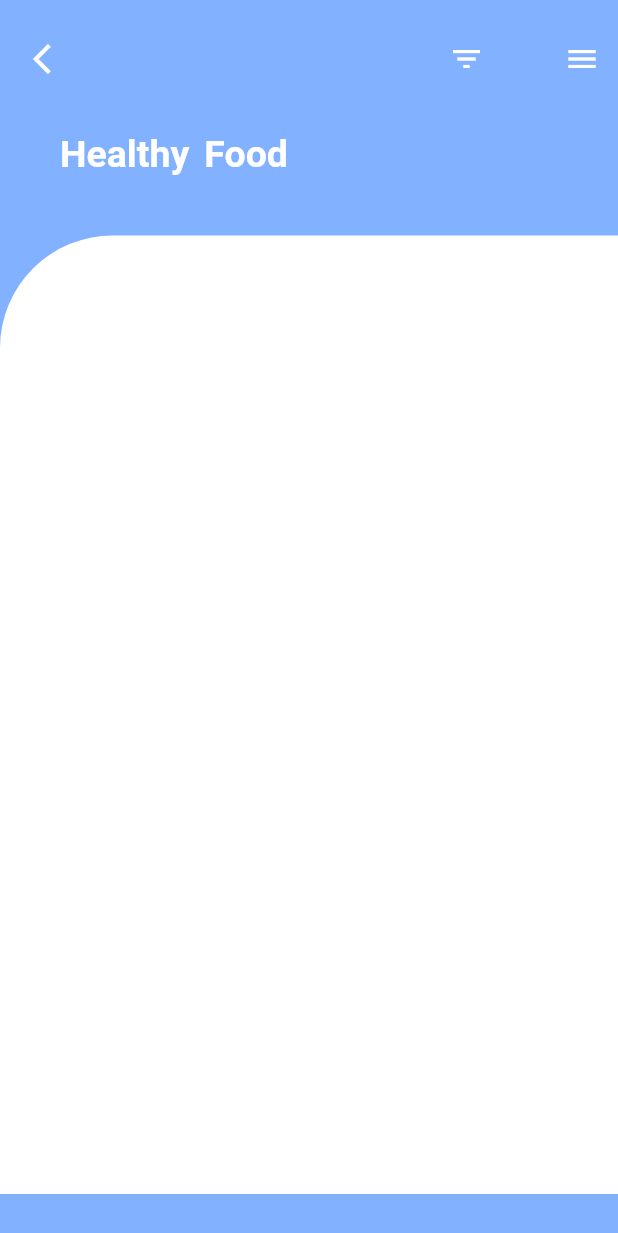
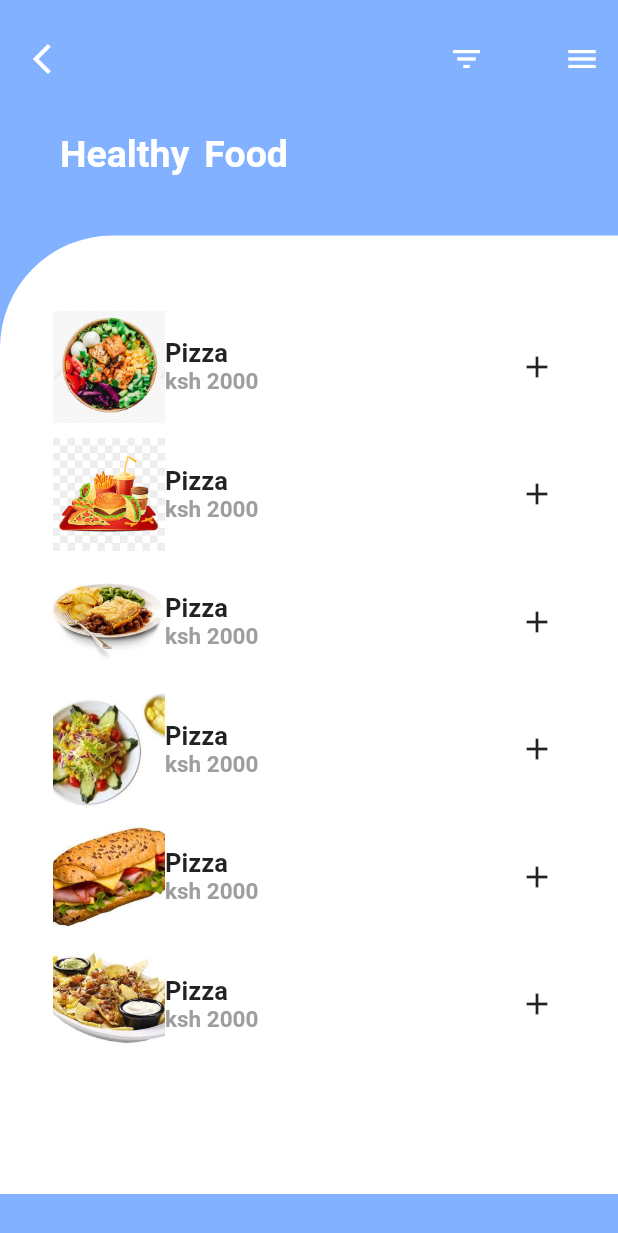
Before and after one commit to mervinkogei/flutter_nutrition_app, a Flutter app: the screen it shows after launch, on a phone screen of 412 x 824 dp. Shown: the top 1233 px of the screen. Run offline on Flutter 3.47's test engine with Material 2 defaults, Android fonts, the phone set to English and light mode, and no system bars.

Commit message:
add food images

```diff
--- a/lib/main.dart
+++ b/lib/main.dart
@@ -17,70 +17,140 @@ class _HomePageState extends State<HomePage> {
   Widget build(BuildContext context) {
     return Scaffold(
       backgroundColor: Colors.blueAccent.shade100,
-
       body: ListView(
         children: [
-          Padding(padding: EdgeInsets.only(top: 15.0, left: 10.0),
+          Padding(
+            padding: EdgeInsets.only(top: 15.0, left: 10.0),
             child: Row(
               mainAxisAlignment: MainAxisAlignment.spaceBetween,
               children: [
-              IconButton(icon: Icon(Icons.arrow_back_ios),
+                IconButton(
+                    icon: Icon(Icons.arrow_back_ios),
                     color: Colors.white,
-              onPressed: (){}),
+                    onPressed: () {}),
                 Container(
                   width: 125.0,
                   child: Row(
                     mainAxisAlignment: MainAxisAlignment.spaceBetween,
                     children: [
-                      IconButton(icon: Icon(Icons.filter_list),
+                      IconButton(
+                          icon: Icon(Icons.filter_list),
                           color: Colors.white,
-                      onPressed: (){}),
-
-                      IconButton(icon: Icon(Icons.menu),
+                          onPressed: () {}),
+                      IconButton(
+                          icon: Icon(Icons.menu),
                           color: Colors.white,
-                      onPressed: (){}),
+                          onPressed: () {}),
                     ],
                   ),
                 )
               ],
             ),
           ),
-
-          SizedBox(height: 25.0,),
-          Padding(padding: EdgeInsets.only(left: 40.0),
+          SizedBox(
+            height: 25.0,
+          ),
+          Padding(
+            padding: EdgeInsets.only(left: 40.0),
             child: Row(
               children: [
-              Text('Healthy',
+                Text(
+                  'Healthy',
                   style: TextStyle(
                       color: Colors.white,
                       fontWeight: FontWeight.bold,
-                fontSize: 25.0
-              ),),
-              SizedBox(width: 10.0,),
-
-              Text('Food',
+                      fontSize: 25.0),
+                ),
+                SizedBox(
+                  width: 10.0,
+                ),
+                Text(
+                  'Food',
                   style: TextStyle(
                       color: Colors.white,
                       fontWeight: FontWeight.bold,
-                fontSize: 25.0
+                      fontSize: 25.0),
                 ),
-              ),
-
               ],
             ),
           ),
-          SizedBox(height: 40.0,),
+          SizedBox(
+            height: 40.0,
+          ),
           Container(
             height: MediaQuery.of(context).size.height - 185.0,
-            decoration: BoxDecoration(color: Colors.white,
-            borderRadius: BorderRadius.only(topLeft: Radius.circular(75.0))),
-
-
+            decoration: BoxDecoration(
+                color: Colors.white,
+                borderRadius:
+                    BorderRadius.only(topLeft: Radius.circular(75.0))),
+            child: ListView(
+              primary: false,
+              padding: EdgeInsets.only(left: 25.0, right: 20.0),
+              children: [
+                Padding(
+                  padding: EdgeInsets.only(top: 40.0),
+                  child: Container(
+                    height: MediaQuery.of(context).size.height - 300,
+                    child: ListView(
+                      children: [
+                        _buildFoodItem('images/food_1.jpg', 'Pizza','\ksh 2000'),
+                         _buildFoodItem('images/food_2.jpg', 'Pizza','\ksh 2000'),
+                          _buildFoodItem('images/food_3.jpeg', 'Pizza','\ksh 2000'),
+                           _buildFoodItem('images/food_4.jpeg', 'Pizza','\ksh 2000'),
+                            _buildFoodItem('images/food_5.jpeg', 'Pizza','\ksh 2000'),
+                             _buildFoodItem('images/food_6.jpeg', 'Pizza','\ksh 2000'),
+                      ],
+                    ),
+                  ),
                 )
-
-
+              ],
+            ),
+          )
         ],
       ),
     );
   }
+
+    Widget _buildFoodItem(String imgPath, String foodName, String price) {
+      return Padding(
+        padding: EdgeInsets.only(left: 10.0, top: 10.0, right: 10.0),
+        child: InkWell(
+          onTap: () {},
+          child: Row(
+            mainAxisAlignment: MainAxisAlignment.spaceBetween,
+            children: [
+              Container(
+                child: Row(
+                  children: [
+                    Hero(tag: imgPath,
+                    child: Image(image: AssetImage(imgPath),
+                    fit: BoxFit.cover,
+                    height: 75.0,
+                    width: 75.0,)),
+                    SizedBox(height: 10.0),
+                      Column(
+                        crossAxisAlignment: CrossAxisAlignment.start,
+                        children: [
+                          Text(foodName, style: TextStyle(
+                            fontSize: 17.0,
+                            fontWeight: FontWeight.bold,
+                          ),
+                          ),
+                          Text(price, style: TextStyle(
+                            fontSize: 15.0,
+                            fontWeight: FontWeight.bold,
+                            color: Colors.grey,
+                          ),
+                          )
+                        ],
+                      )
+                  ],
+                ),
+              ),
+              IconButton(icon: Icon(Icons.add), onPressed: (){})
+            ],
+          ),
+        ),
+      );
     }
+  }
--- a/pubspec.yaml
+++ b/pubspec.yaml
@@ -45,9 +45,9 @@ flutter:
   uses-material-design: true
 
   # To add assets to your application, add an assets section, like this:
-  # assets:
-  #   - images/a_dot_burr.jpeg
-  #   - images/a_dot_ham.jpeg
+  assets:
+    - images/
+    # - images/a_dot_ham.jpeg
 
   # An image asset can refer to one or more resolution-specific "variants", see
   # https://flutter.dev/assets-and-images/#resolution-aware.
```
Also changed, not shown: images/food_1.jpg (added), images/food_2.jpg (added), images/food_2.png (added), images/food_3.jpeg (added), images/food_4.jpeg (added), images/food_5.jpeg (added), images/food_6.jpeg (added), images/food_7.jpeg (added), images/food_8.jpeg (added). Lines whose indentation alone changed are shown as unchanged.
